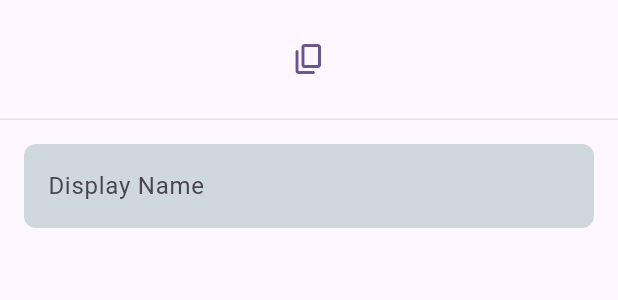
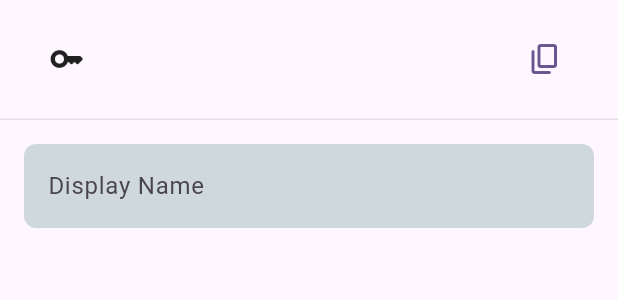
Before and after one commit to m3talsmith/passport_consumer, a Flutter app: the ProfilePage widget shown alone on an empty page, opened directly, on a phone screen of 412 x 824 dp. Shown: the top 300 px of the screen. Run offline on Flutter 3.47's test engine with Material 3 defaults, Android fonts, the phone set to English and light mode, and no system bars; our stand-ins replace dio, file_picker, share_plus, shared_preferences; missing offline and left inert: clipboard, crypton, flutter_barcode_scanner; accounts and stored records are empty.

Commit message:
Fix public key layout

```diff
--- a/lib/profile/page.dart
+++ b/lib/profile/page.dart
@@ -49,7 +49,17 @@ class _ProfilePageState extends State<ProfilePage> {
               mainAxisAlignment: MainAxisAlignment.center,
               crossAxisAlignment: CrossAxisAlignment.center,
               children: [
-                Text(Storage().publicKey),
+                const Padding(
+                  padding: EdgeInsets.all(8.0),
+                  child: Icon(Icons.key_rounded),
+                ),
+                SizedBox(
+                  width: (MediaQuery.of(context).size.width / 3) * 2,
+                  child: Text(
+                    Storage().publicKey,
+                    overflow: TextOverflow.ellipsis,
+                  ),
+                ),
                 IconButton(
                     onPressed: () async {
                       var scaffoldMessenger = ScaffoldMessenger.of(context);
```
